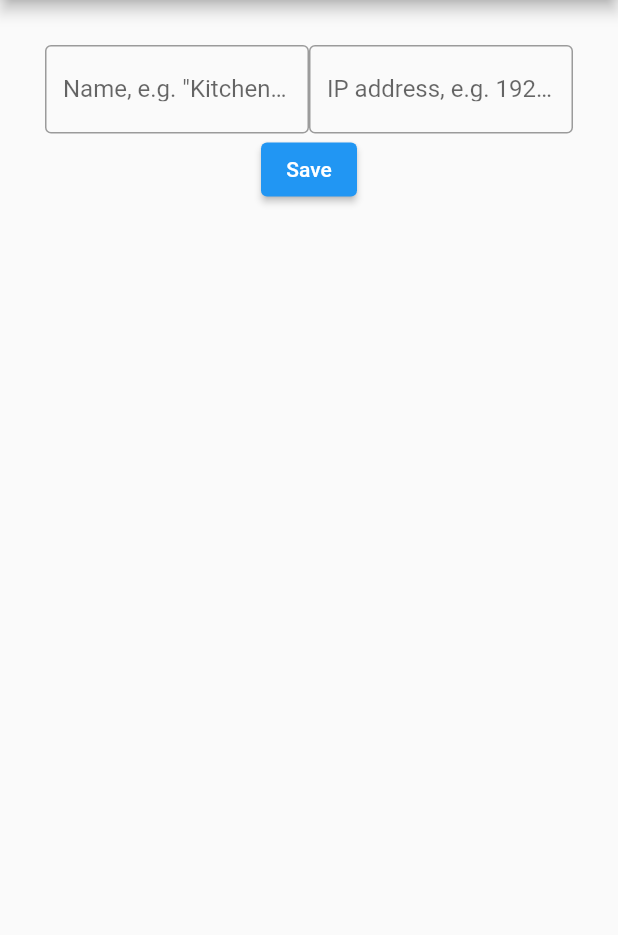
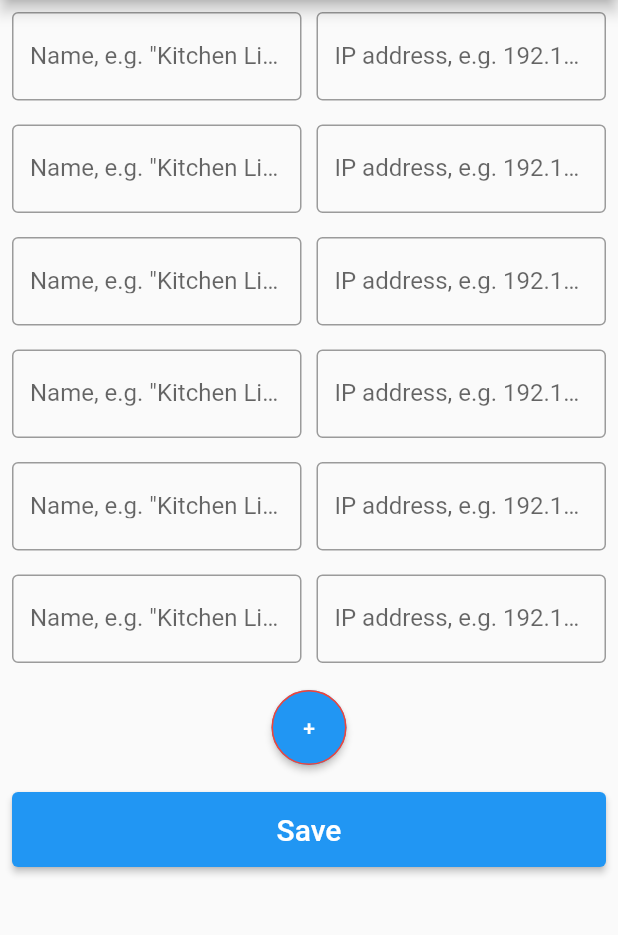
Before and after one commit to jrhahn/flutter_light_control, a Flutter app: the LightSetupScreen screen opened by its route, on a phone screen of 412 x 824 dp, the part 84-1019 px from its top. Run offline on Flutter 3.47's test engine with Material 2 defaults, Android fonts, the phone set to English and light mode, and no system bars; our stand-ins replace shared_preferences; missing offline and left inert: dart:html; accounts and stored records are empty.

Commit message:
layout add light

```diff
--- a/lib/screen/main.dart
+++ b/lib/screen/main.dart
@@ -80,7 +80,7 @@ class _MainScreenState extends State<MainScreen> {
     controllers.add(
       Expanded(
         child: Container(
-          color: Colors.amber,
+          // color: Colors.amber,
           width: 100,
         ),
       ),
--- a/lib/screen/set_up_light.dart
+++ b/lib/screen/set_up_light.dart
@@ -67,6 +67,38 @@ import '../constants.dart';
 //   }
 // }
 
+class InputData {
+  late TextEditingController controllerName;
+  late TextEditingController controllerIpAddress;
+
+  LightConfiguration config;
+
+  InputData(this.config); //, this.controllerName, this.controllerIpAddress);
+
+}
+
+Widget createMask(InputData data) {
+  return Padding(
+      padding: const EdgeInsets.all(8.0),
+      child: Row(mainAxisAlignment: MainAxisAlignment.spaceBetween, children: [
+        Flexible(
+            child: TextField(
+                controller: data.controllerName,
+                decoration: InputDecoration(
+                  border: const OutlineInputBorder(),
+                  labelText: data.config.name,
+                ))),
+        Container(width: 10),
+        Flexible(
+            child: TextField(
+                controller: data.controllerIpAddress,
+                decoration: InputDecoration(
+                  border: const OutlineInputBorder(),
+                  labelText: data.config.ipAddress,
+                ))),
+      ]));
+}
+
 class LightSetupScreen extends StatefulWidget {
   const LightSetupScreen({super.key});
 
@@ -75,56 +107,77 @@ class LightSetupScreen extends StatefulWidget {
 }
 
 class _LightSetupScreenState extends State<LightSetupScreen> {
-  LightConfiguration _lightConfiguration = LightConfiguration(
-      'IP address, e.g. 192.128.0.1',
-      'Name, e.g. "Kitchen Light"'
-  );
+  final _lightConfiguration = LightConfiguration(
+      'IP address, e.g. 192.128.0.1', 'Name, e.g. "Kitchen Light"');
 
-  late TextEditingController _controllerName;
-  late TextEditingController _controllerIpAddress;
+  var numNewConfigs = 5;
+
+  List<InputData> configs = [];
 
   @override
   void dispose() {
-    _controllerName.dispose();
-    _controllerIpAddress.dispose();
+    void _dispose(InputData config) {
+      config.controllerName.dispose();
+      config.controllerIpAddress.dispose();
+    }
+
+    configs.forEach(_dispose);
+
     super.dispose();
-  }
-
-  // Loading counter value on start
-  Future<void> _loadCounter() async {
-    final prefs = await SharedPreferences.getInstance();
-
-    final lightConfigurationJson = prefs.getString('lightConfiguration');
-
-    if (lightConfigurationJson != null) {
-      setState(() {
-        _lightConfiguration = LightConfiguration.fromJson(
-            jsonDecode(lightConfigurationJson)
-        );
-      });
-    }
   }
 
   @override
   void initState() {
     super.initState();
 
-    _controllerName = TextEditingController();
-    _controllerIpAddress = TextEditingController();
-    _loadCounter();
+    final numExistingConfigs = 1;
+    final numTotalConfigs = numExistingConfigs + numNewConfigs;
+
+    for (var ii = 0; ii < numTotalConfigs; ii++) {
+      configs.add(InputData(_lightConfiguration));
+    }
+
+    void _new(InputData config) {
+      config.controllerName = TextEditingController();
+      config.controllerIpAddress = TextEditingController();
+    }
+
+    configs.forEach(_new);
+
+    _loadLightConfigs();
   }
 
   Future<void> _storeLightConfiguration() async {
     final prefs = await SharedPreferences.getInstance();
 
-    final thisConfig = LightConfiguration(
-        _controllerIpAddress.text,
-        _controllerName.text
-    );
+    void storeConfig(InputData data) {
+      final config = LightConfiguration(
+        data.controllerIpAddress.text,
+        data.controllerName.text,
+      );
+      prefs.setString('lightConfiguration', jsonEncode(config));
+    }
 
-    setState(() {
-      prefs.setString('lightConfiguration', jsonEncode(thisConfig));
-    });
+    prefs.setInt('numLights', configs.length);
+    configs.forEach(storeConfig);
+  }
+
+  // Loading counter value on start
+  Future<void> _loadLightConfigs() async {
+    final prefs = await SharedPreferences.getInstance();
+    final numLights = prefs.getInt('numLights') ?? 0;
+
+    configs.clear();
+
+    for (var ii = 0; ii < numLights; ii++) {
+      final lightConfigurationJson = prefs.getString('lightConfiguration');
+      if (lightConfigurationJson != null) {
+        setState(() {
+          configs.add(InputData(
+              LightConfiguration.fromJson(jsonDecode(lightConfigurationJson))));
+        });
+      }
+    }
   }
 
   AppBar buildAppBar() {
@@ -133,32 +186,70 @@ class _LightSetupScreenState extends State<LightSetupScreen> {
     );
   }
 
+  void _addLightConfiguration() {}
+
+  List<Widget> buildLightConfigWidgets(BuildContext context) {
+    List<Widget> buildWidgets() {
+      List<Widget> widgets = [];
+
+      for (var ii = 0; ii < configs.length; ii++) {
+        widgets.add(createMask(configs[ii]));
+      }
+      return widgets;
+    }
+
+    List<Widget> widgets = [];
+
+    widgets.add(SingleChildScrollView(
+      child: Column(children: buildWidgets()),
+    ));
+
+    widgets.add(Container(
+      height: 10,
+    ));
+
+    widgets.add(SizedBox(
+        width: 50,
+        height: 50,
+        child: ElevatedButton(
+            onPressed: () {
+              _addLightConfiguration();
+            },
+            child: const Text('+'),
+            style: ButtonStyle(
+                shape: MaterialStateProperty.all<RoundedRectangleBorder>(
+                    RoundedRectangleBorder(
+              borderRadius: BorderRadius.circular(25.0),
+              side: const BorderSide(
+                color: Colors.red,
+              ),
+            ))))));
+
+    widgets.add(Container(
+      height: 10,
+    ));
+
+    widgets.add(Padding(
+        padding: const EdgeInsets.all(8.0),
+        child: SizedBox(
+            width: double.infinity,
+            height: 50,
+            child: ElevatedButton(
+                onPressed: () {
+                  _storeLightConfiguration();
+                  Navigator.pop(context);
+                },
+                child: const Text('Save', style: TextStyle(fontSize: 20))))));
+
+    return widgets;
+  }
+
   Widget buildBody(BuildContext context) {
-    return Padding(
-        padding: const EdgeInsets.all(30.0),
-        child: Column(mainAxisAlignment: MainAxisAlignment.start, children: [
-        Row(
-            mainAxisAlignment: MainAxisAlignment.spaceBetween,
-        children: [
-          Flexible(
-            child:
-        TextField(
-        controller: _controllerName,
-            decoration: InputDecoration(
-              border: const OutlineInputBorder(),
-              labelText: _lightConfiguration.name,
-            )
-        )),
-          Flexible(
-              child:TextField(
-            controller: _controllerIpAddress,
-            decoration: InputDecoration(
-              border: const OutlineInputBorder(),
-              labelText: _lightConfiguration.ipAddress,
-            )
-        )),
-        ]
-    ),
+    return SingleChildScrollView(
+        child: Column(children: buildLightConfigWidgets(context)));
+    // [
+
+    // createMask(config[0]),
     // onSubmitted: (String value) async {
     //   await showDialog<void>(
     //       context: context,
@@ -188,19 +279,13 @@ class _LightSetupScreenState extends State<LightSetupScreen> {
     //     const TextField(),
     //   ],
     // ),
-    ElevatedButton(
-    onPressed: () {
-    _storeLightConfiguration();
-    Navigator.pop(context);
-    },
-    child: const Text('Save'),
-    )
-    ,
-    ]
-    )
-    ,
-    //
-    );
+    // ElevatedButton(
+    //   onPressed: () {
+    //     _storeLightConfiguration();
+    //     Navigator.pop(context);
+    //   },
+    //   child: const Text('Save'),
+    // ),
   }
 
   @override
```
